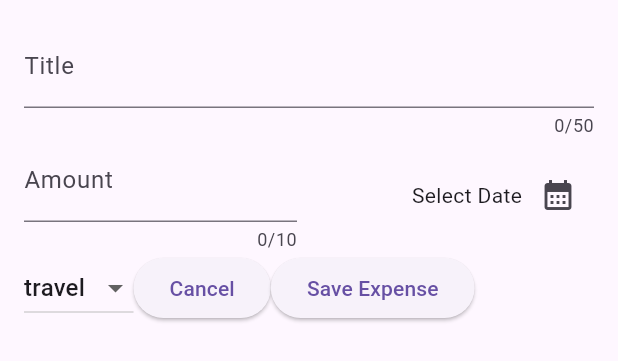
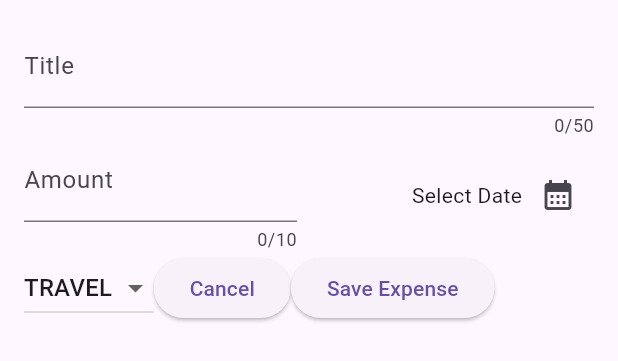
Before and after one commit to Shankalpa-D/expense_tracker1, a Flutter app: the NewExpense widget shown alone on an empty page, opened directly, on a phone screen of 412 x 824 dp. Shown: the top 361 px of the screen. Run offline on Flutter 3.47's test engine with Material 3 defaults, Android fonts, the phone set to English and light mode, and no system bars.

```diff
--- a/lib/widgits/new_expense.dart
+++ b/lib/widgits/new_expense.dart
@@ -93,7 +93,7 @@ class _NewExpenseState extends State<NewExpense> {
                     .map(
                       (category) => DropdownMenuItem(
                         value: category,
-                        child: Text(category.name.toString()),
+                        child: Text(category.name.toUpperCase()),
                       ),
                     )
                     .toList(),
```
